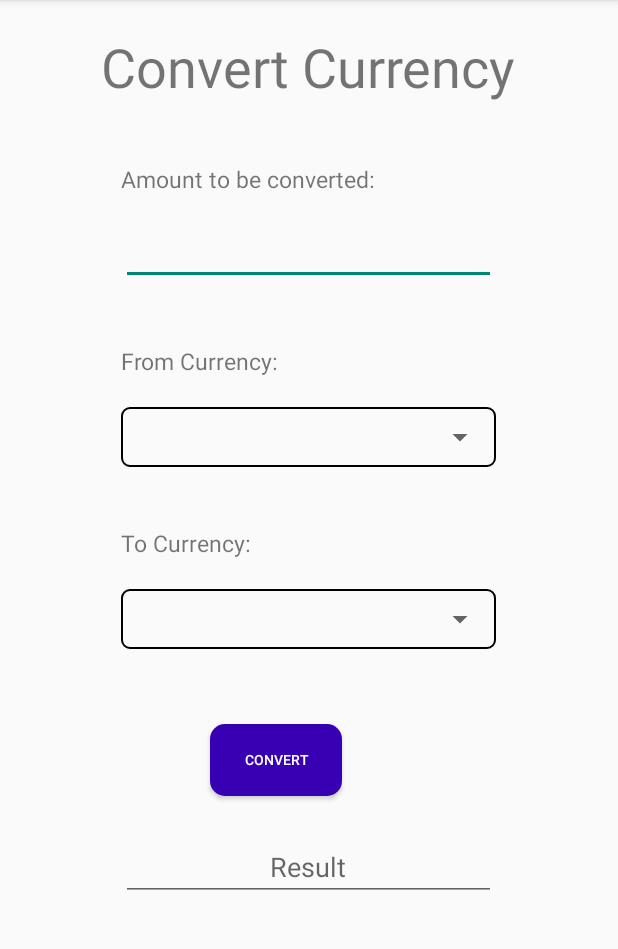
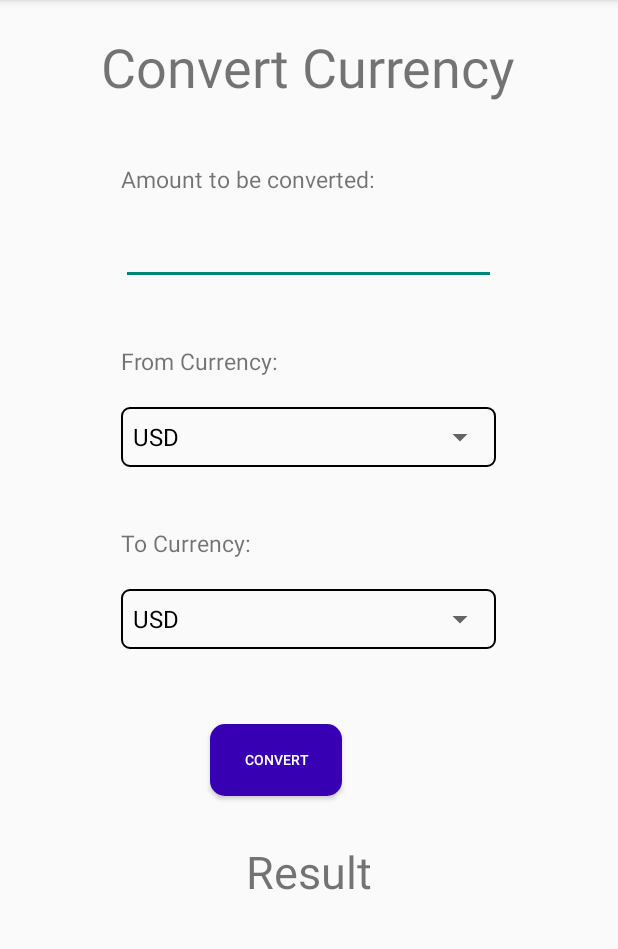
Before and after one commit to antukbala/Currency-Converter-T1, an Android app: the screen it shows after launch (MainActivity), on a phone screen of 412 x 824 dp, the part 84-1033 px from its top. Run offline under Robolectric (Android 15) with nearby library versions, the phone set to English and light mode, and no system bars.

Commit message:
All functionality added

```diff
--- a/app/src/main/AndroidManifest.xml
+++ b/app/src/main/AndroidManifest.xml
@@ -1,6 +1,8 @@
 <?xml version="1.0" encoding="utf-8"?>
 <manifest xmlns:android="http://schemas.android.com/apk/res/android"
     package="com.antukbala.currencyconvert">
+
+    <uses-permission android:name="android.permission.INTERNET"/>
 
     <application
         android:allowBackup="true"
--- a/app/src/main/java/com/antukbala/currencyconvert/MainActivity.java
+++ b/app/src/main/java/com/antukbala/currencyconvert/MainActivity.java
@@ -1,14 +1,77 @@
 package com.antukbala.currencyconvert;
 
 import androidx.appcompat.app.AppCompatActivity;
+import retrofit2.Call;
+import retrofit2.Callback;
+import retrofit2.Response;
 
+import android.graphics.Color;
 import android.os.Bundle;
+import android.view.View;
+import android.widget.ArrayAdapter;
+import android.widget.Button;
+import android.widget.EditText;
+import android.widget.Spinner;
+import android.widget.TextView;
+
+import com.antukbala.currencyconvert.Retrofit.RetrofitBuilder;
+import com.antukbala.currencyconvert.Retrofit.RetrofitInterface;
+import com.google.gson.JsonObject;
+
 
 public class MainActivity extends AppCompatActivity {
+    Button button;
+    EditText amountToConvert;
+    TextView output;
+    Spinner convertTo;
+    Spinner convertFrom;
 
     @Override
     protected void onCreate(Bundle savedInstanceState) {
         super.onCreate(savedInstanceState);
         setContentView(R.layout.activity_main);
+
+        button = findViewById(R.id.button);
+        amountToConvert = findViewById(R.id.editTextAmount);
+        output = findViewById(R.id.textViewOutput);
+        convertTo = findViewById(R.id.spinnerConvertTo);
+        convertFrom = findViewById(R.id.spinnerConvertFrom);
+
+        String[] dropDownList = {"USD", "BDT", "INR", "EUR"};
+        ArrayAdapter<String> adapter = new ArrayAdapter<String>(this, R.layout.support_simple_spinner_dropdown_item, dropDownList);
+        convertTo.setAdapter(adapter);
+        convertFrom.setAdapter(adapter);
+
+        button.setOnClickListener(new View.OnClickListener() {
+            @Override
+            public void onClick(View view) {
+                RetrofitInterface retrofitInterface = RetrofitBuilder.getRetrofitInstance().create(RetrofitInterface.class);
+                Call<JsonObject> call = retrofitInterface.getExchangeCurrency(convertFrom.getSelectedItem().toString());
+
+                call.enqueue(new Callback<JsonObject>() {
+                    @Override
+                    public void onResponse(Call<JsonObject> call, Response<JsonObject> response) {
+                        JsonObject res = response.body();
+                        JsonObject conversion_rates = res.getAsJsonObject("conversion_rates");
+
+                        double amount;
+                        if (amountToConvert.getText().toString().length() == 0) amount = 0;
+                        else amount = Double.valueOf(amountToConvert.getText().toString());
+
+                        double multiplier = Double.valueOf(conversion_rates.get(convertTo.getSelectedItem().toString()).toString());
+
+                        double result = amount * multiplier;
+
+                        output.setText(String.valueOf(result));
+                        output.setTextColor(Color.GREEN);
+                    }
+
+                    @Override
+                    public void onFailure(Call<JsonObject> call, Throwable t) {
+
+                    }
+                });
+            }
+        });
     }
 }
--- /dev/null
+++ b/app/src/main/java/com/antukbala/currencyconvert/Retrofit/RetrofitInterface.java
@@ -0,0 +1,14 @@
+package com.antukbala.currencyconvert.Retrofit;
+
+import com.google.gson.JsonObject;
+
+import org.json.JSONObject;
+
+import retrofit2.Call;
+import retrofit2.http.GET;
+import retrofit2.http.Path;
+
+public interface RetrofitInterface {
+    @GET("v6/449f90d99d42fd21cb572563/latest/{currency}")
+    Call<JsonObject> getExchangeCurrency(@Path("currency") String currency);
+}
--- a/app/src/main/res/layout/activity_main.xml
+++ b/app/src/main/res/layout/activity_main.xml
@@ -79,7 +79,7 @@
             <Spinner
                 android:layout_width="250dp"
                 android:layout_height="40dp"
-                android:id="@+id/convertTo"
+                android:id="@+id/spinnerConvertTo"
                 android:gravity="center" />
 
         </RelativeLayout>
@@ -116,15 +116,14 @@
         android:textSize="9dp"
         />
 
-    <EditText
-        android:layout_width="250dp"
-        android:layout_height="40dp"
-        android:id="@+id/editTextOutput"
+    <TextView
+        android:layout_width="wrap_content"
+        android:layout_height="wrap_content"
+        android:id="@+id/textViewOutput"
         android:layout_gravity="center"
         android:gravity="center"
         android:layout_marginBottom="20dp"
-        android:layout_marginLeft="20dp"
-        android:layout_marginRight="20dp"
-        android:hint="Result" />
+        android:textSize="30dp"
+        android:text="Result" />
 
 </LinearLayout>
```
Also changed, not shown: app/src/main/java/com/antukbala/currencyconvert/Retrofit/RetrofitBuilder.java (added, +19 -0 lines).
